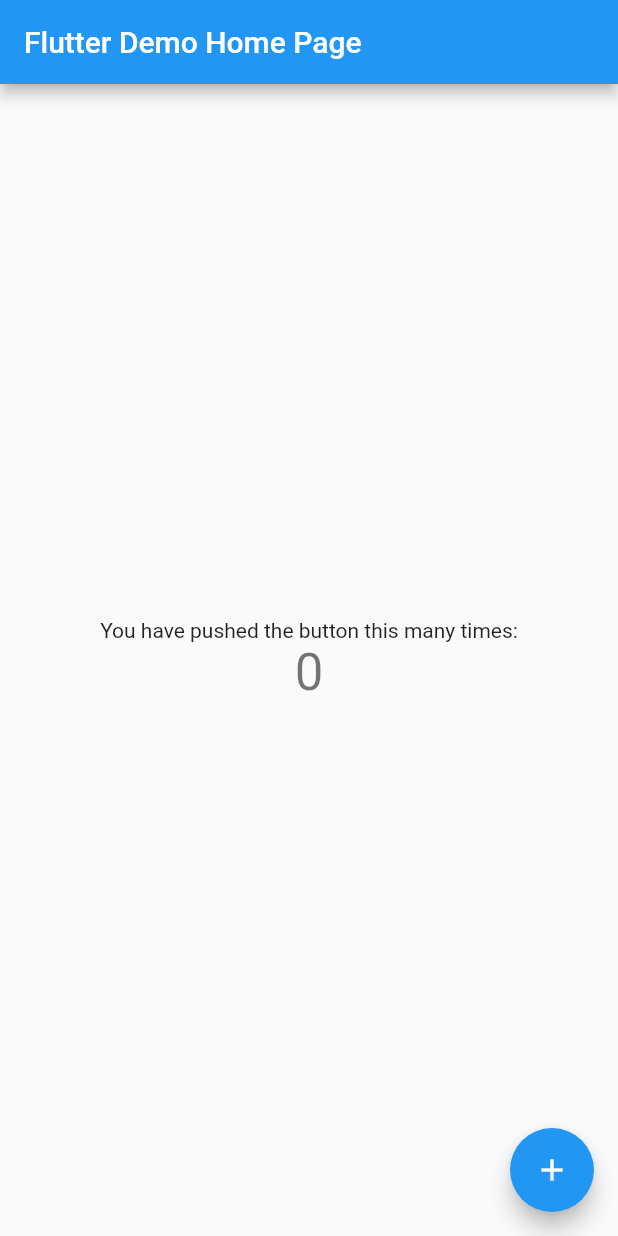
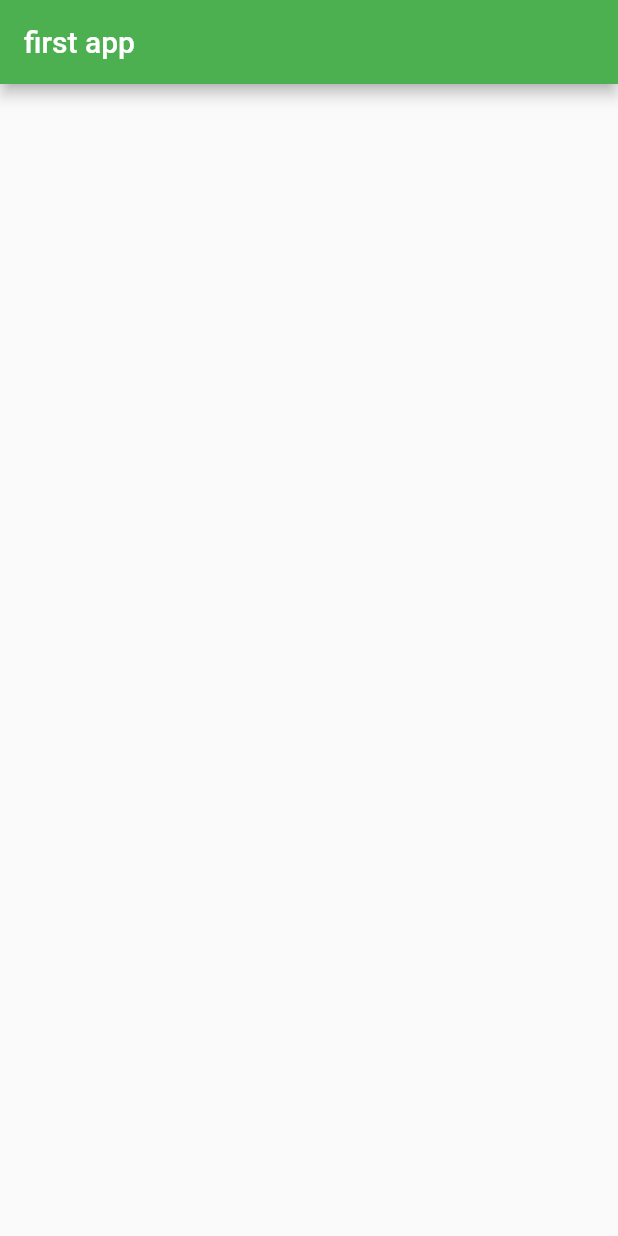
Before and after one commit to Abhishek5635/App-basic, a Flutter app: the screen it shows after launch, on a phone screen of 412 x 824 dp. Run offline on Flutter 3.47's test engine with Material 2 defaults, Android fonts, the phone set to English and light mode, and no system bars.

Commit message:
ch1 complete

```diff
--- a/lib/main.dart
+++ b/lib/main.dart
@@ -1,115 +1,20 @@
 import 'package:flutter/material.dart';
 
 void main() {
-  runApp(const MyApp());
+//WidgetsApp
+  runApp(MaterialApp(
+    theme: ThemeData(primarySwatch: Colors.green),
+    home: Homepage(),
+  ));
 }
 
-class MyApp extends StatelessWidget {
-  const MyApp({Key? key}) : super(key: key);
-
-  // This widget is the root of your application.
+class Homepage extends StatelessWidget {
   @override
   Widget build(BuildContext context) {
-    return MaterialApp(
-      title: 'Flutter Demo',
-      theme: ThemeData(
-        // This is the theme of your application.
-        //
-        // Try running your application with "flutter run". You'll see the
-        // application has a blue toolbar. Then, without quitting the app, try
-        // changing the primarySwatch below to Colors.green and then invoke
-        // "hot reload" (press "r" in the console where you ran "flutter run",
-        // or simply save your changes to "hot reload" in a Flutter IDE).
-        // Notice that the counter didn't reset back to zero; the application
-        // is not restarted.
-        primarySwatch: Colors.blue,
+    return Scaffold(
+      appBar: AppBar(
+        title: Text('first app'),
       ),
-      home: const MyHomePage(title: 'Flutter Demo Home Page'),
     );
   }
 }
-
-class MyHomePage extends StatefulWidget {
-  const MyHomePage({Key? key, required this.title}) : super(key: key);
-
-  // This widget is the home page of your application. It is stateful, meaning
-  // that it has a State object (defined below) that contains fields that affect
-  // how it looks.
-
-  // This class is the configuration for the state. It holds the values (in this
-  // case the title) provided by the parent (in this case the App widget) and
-  // used by the build method of the State. Fields in a Widget subclass are
-  // always marked "final".
-
-  final String title;
-
-  @override
-  State<MyHomePage> createState() => _MyHomePageState();
-}
-
-class _MyHomePageState extends State<MyHomePage> {
-  int _counter = 0;
-
-  void _incrementCounter() {
-    setState(() {
-      // This call to setState tells the Flutter framework that something has
-      // changed in this State, which causes it to rerun the build method below
-      // so that the display can reflect the updated values. If we changed
-      // _counter without calling setState(), then the build method would not be
-      // called again, and so nothing would appear to happen.
-      _counter++;
-    });
-  }
-
-  @override
-  Widget build(BuildContext context) {
-    // This method is rerun every time setState is called, for instance as done
-    // by the _incrementCounter method above.
-    //
-    // The Flutter framework has been optimized to make rerunning build methods
-    // fast, so that you can just rebuild anything that needs updating rather
-    // than having to individually change instances of widgets.
-    return Scaffold(
-      appBar: AppBar(
-        // Here we take the value from the MyHomePage object that was created by
-        // the App.build method, and use it to set our appbar title.
-        title: Text(widget.title),
-      ),
-      body: Center(
-        // Center is a layout widget. It takes a single child and positions it
-        // in the middle of the parent.
-        child: Column(
-          // Column is also a layout widget. It takes a list of children and
-          // arranges them vertically. By default, it sizes itself to fit its
-          // children horizontally, and tries to be as tall as its parent.
-          //
-          // Invoke "debug painting" (press "p" in the console, choose the
-          // "Toggle Debug Paint" action from the Flutter Inspector in Android
-          // Studio, or the "Toggle Debug Paint" command in Visual Studio Code)
-          // to see the wireframe for each widget.
-          //
-          // Column has various properties to control how it sizes itself and
-          // how it positions its children. Here we use mainAxisAlignment to
-          // center the children vertically; the main axis here is the vertical
-          // axis because Columns are vertical (the cross axis would be
-          // horizontal).
-          mainAxisAlignment: MainAxisAlignment.center,
-          children: <Widget>[
-            const Text(
-              'You have pushed the button this many times:',
-            ),
-            Text(
-              '$_counter',
-              style: Theme.of(context).textTheme.headline4,
-            ),
-          ],
-        ),
-      ),
-      floatingActionButton: FloatingActionButton(
-        onPressed: _incrementCounter,
-        tooltip: 'Increment',
-        child: const Icon(Icons.add),
-      ), // This trailing comma makes auto-formatting nicer for build methods.
-    );
-  }
-}
```
